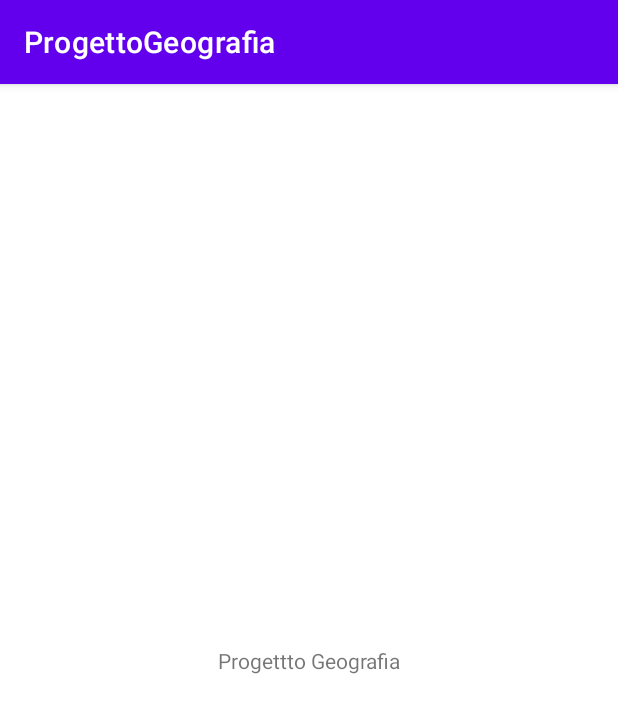
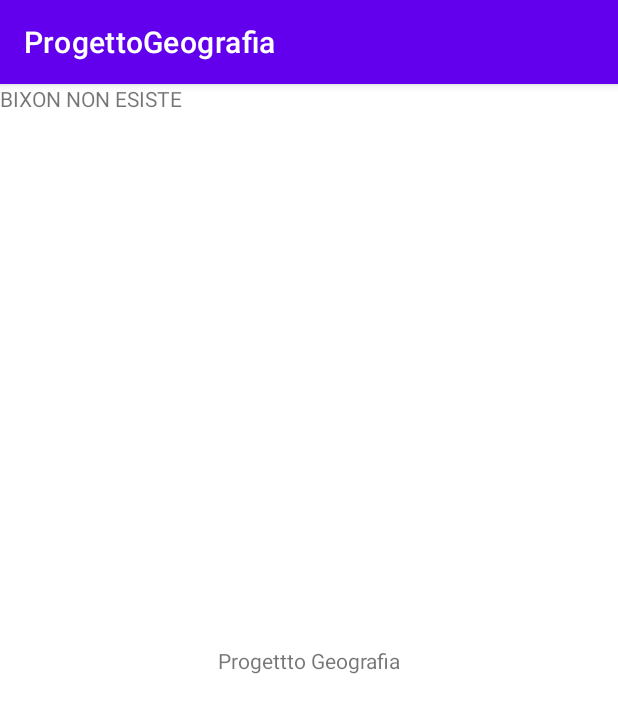
Before and after one commit to SGiuri/ProgettoGeografia, an Android app: the screen it shows after launch (MainActivity), on a phone screen of 412 x 824 dp. Shown: the top 713 px of the screen. Run offline under Robolectric (Android 15) with nearby library versions, the phone set to English and light mode, and no system bars.

Commit message:
Modificato Da Tam3rYT

```diff
--- a/app/src/main/res/layout/activity_main.xml
+++ b/app/src/main/res/layout/activity_main.xml
@@ -15,4 +15,12 @@
         app:layout_constraintRight_toRightOf="parent"
         app:layout_constraintTop_toTopOf="parent" />
 
+    <TextView
+        android:id="@+id/textView"
+        android:layout_width="wrap_content"
+        android:layout_height="wrap_content"
+        android:text="BIXON NON ESISTE"
+        tools:layout_editor_absoluteX="59dp"
+        tools:layout_editor_absoluteY="89dp" />
+
 </androidx.constraintlayout.widget.ConstraintLayout>
```
